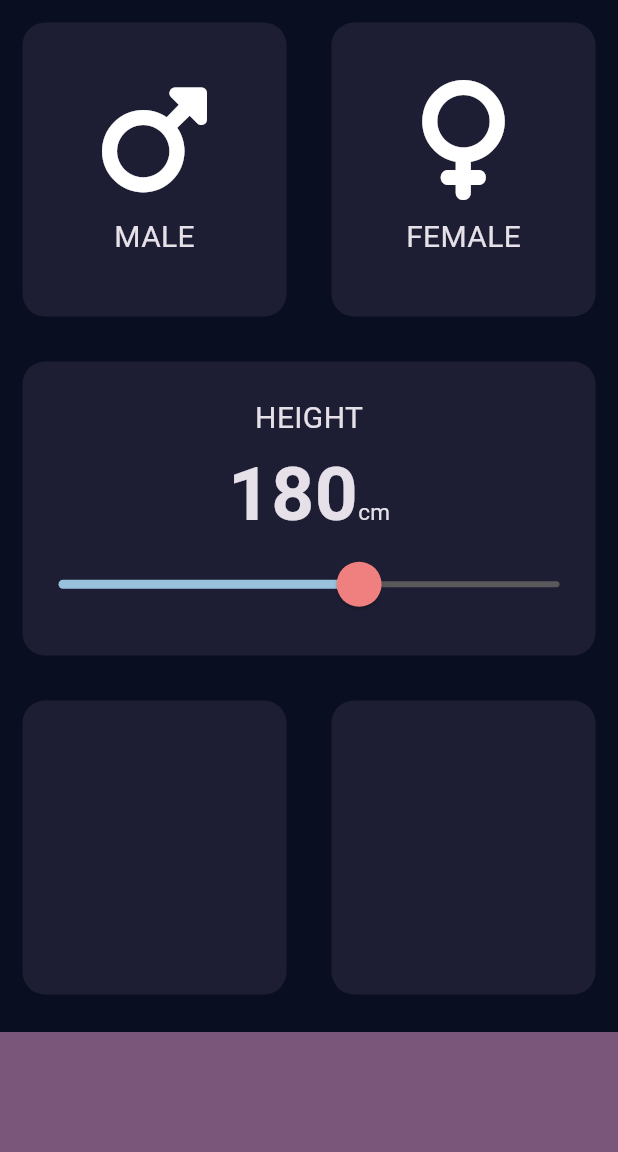
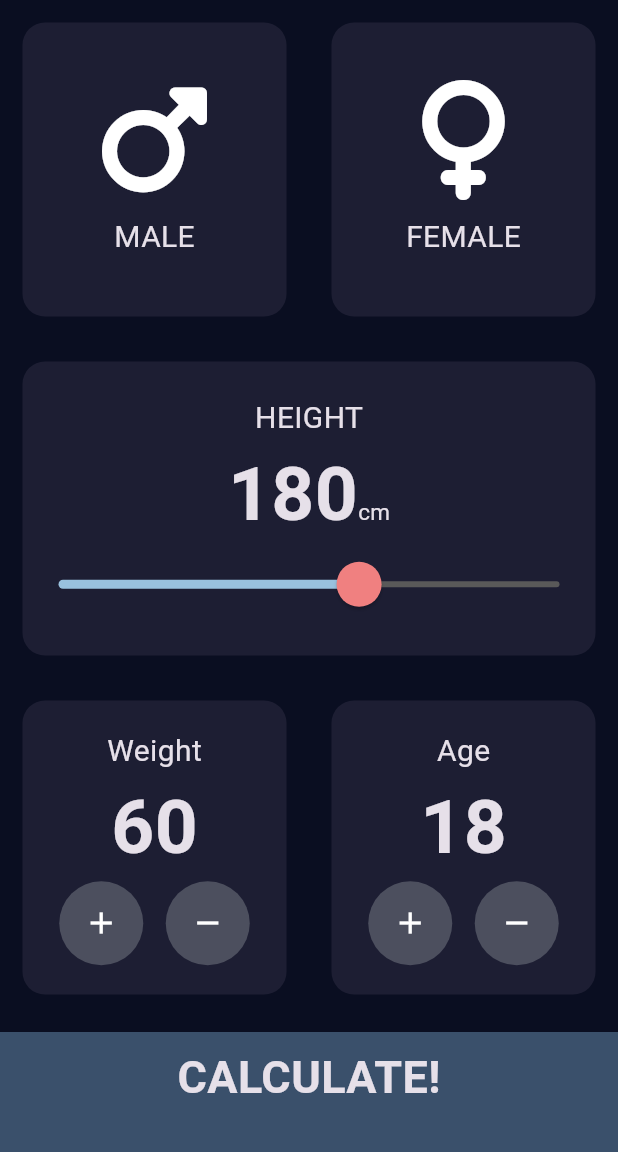
Before and after one commit to theiozyurt/BMI--Calculator, a Flutter app: the screen it shows after launch, on a phone screen of 412 x 824 dp, the part 84-1236 px from its top. Run offline on Flutter 3.47's test engine with Material 3 defaults, Android fonts, the phone set to English and light mode, and no system bars; our stand-ins replace font_awesome_flutter.

Commit message:
version 1.0.0

```diff
--- /dev/null
+++ b/lib/components/bottom_button.dart
@@ -0,0 +1,30 @@
+import 'package:flutter/material.dart';
+import 'constants.dart';
+
+class BottomButton extends StatelessWidget {
+  final GestureTapCallback onTap;
+  final String title;
+
+  BottomButton({required this.onTap, required this.title});
+
+  @override
+  Widget build(BuildContext context) {
+    return GestureDetector(
+      onTap: onTap,
+      child: Container(
+        alignment: Alignment.center,
+        padding: EdgeInsets.only(
+          bottom: 20.0,
+        ),
+        child: Text(
+          title,
+          style: kLargeButtonTextStyle,
+        ),
+        color: kBottomContainerColor,
+        height: kBottomContainerHeight,
+        width: double.infinity,
+        margin: EdgeInsets.only(top: 10.0),
+      ),
+    );
+  }
+}
--- /dev/null
+++ b/lib/components/calculator_brain.dart
@@ -0,0 +1,35 @@
+import 'dart:math';
+import 'package:bmi_calculator/screens/result_screen.dart';
+
+class CalculatorBrain {
+  final int weight;
+  final int height;
+  CalculatorBrain({required this.weight, required this.height});
+
+  double result = 0.0;
+
+  String calculateBMI() {
+    result = weight / pow(height / 100, 2);
+    return result.toStringAsFixed(1);
+  }
+
+  String getInterpretation() {
+    if (result >= 25) {
+      return 'You are overweighted, you should do more exercise and eat less.';
+    } else if (result >= 18.5) {
+      return 'Great! You have a normal BMI. Good job!';
+    } else {
+      return 'Your BMI is lower than it must be, you should eat a bit more';
+    }
+  }
+
+  String getResult() {
+    if (result >= 25) {
+      return 'Overweight';
+    } else if (result >= 18.5) {
+      return 'Normal';
+    } else {
+      return 'Underweight';
+    }
+  }
+}
--- /dev/null
+++ b/lib/components/constants.dart
@@ -0,0 +1,40 @@
+import 'package:flutter/material.dart';
+
+const kFemaleActiveCardColor = Color(0xFFA53860);
+const kMaleActiveCardColor = Color(0xFF134074);
+const kInactiveCardColor = Color(0xFF1D1E33);
+const kBottomContainerColor = Color(0xFF3A506B);
+const kBottomContainerHeight = 80.0;
+
+const kLabelTextStyle = TextStyle(
+  fontSize: 20.0,
+);
+
+const kNumberTextStyle = TextStyle(
+  fontSize: 50.0,
+  fontWeight: FontWeight.bold,
+);
+
+const kLargeButtonTextStyle = TextStyle(
+  fontSize: 30.0,
+  fontWeight: FontWeight.bold,
+);
+
+const kResultTitleTextStyle = TextStyle(
+  fontSize: 45.0,
+  fontWeight: FontWeight.bold,
+  color: Color(0xFF858585),
+);
+
+const kBmiStateTextStyle = TextStyle(
+  fontSize: 30.0,
+  fontWeight: FontWeight.bold,
+  color: Color(0xFF55D6C2),
+);
+const kDescriptionTextStyle = TextStyle(
+  fontSize: 30.0,
+);
+
+const kBmiTextStyle = TextStyle(
+  fontSize: 70.0,
+);
--- /dev/null
+++ b/lib/components/round_icon_button.dart
@@ -0,0 +1,22 @@
+import 'package:flutter/material.dart';
+
+class RoundIconButton extends StatelessWidget {
+  @override
+  RoundIconButton({required this.icon, required this.onPressed});
+  final IconData icon;
+  final VoidCallback? onPressed;
+
+  Widget build(BuildContext context) {
+    return RawMaterialButton(
+      elevation: 0.0,
+      child: Icon(icon),
+      onPressed: onPressed,
+      constraints: BoxConstraints.tightFor(
+        width: 56.0,
+        height: 56.0,
+      ),
+      shape: CircleBorder(),
+      fillColor: Color(0xFF4C4F5E),
+    );
+  }
+}
--- a/lib/constants.dart
+++ /dev/null
@@ -1,16 +0,0 @@
-import 'package:flutter/material.dart';
-
-const kFemaleActiveCardColor = Color(0xFFA53860);
-const kMaleActiveCardColor = Color(0xFF134074);
-const kInactiveCardColor = Color(0xFF1D1E33);
-const kBottomContainerColor = Color(0xFF7A577A);
-const kBottomContainerHeight = 80.0;
-
-const kLabelTextStyle = TextStyle(
-  fontSize: 20.0,
-);
-
-const kNumberTextStyle = TextStyle(
-  fontSize: 50.0,
-  fontWeight: FontWeight.bold,
-);
--- a/lib/input_page.dart
+++ /dev/null
@@ -1,146 +0,0 @@
-import 'package:flutter/material.dart';
-import 'package:font_awesome_flutter/font_awesome_flutter.dart';
-import 'icon_includes.dart';
-import 'reusable_card.dart';
-import 'constants.dart';
-
-enum Genders {
-  male,
-  female,
-}
-
-class InputPage extends StatefulWidget {
-  @override
-  State<InputPage> createState() => _InputPageState();
-}
-
-class _InputPageState extends State<InputPage> {
-  Color maleCardColor = kInactiveCardColor;
-  Color femaleCardColor = kInactiveCardColor;
-  Genders? selectedGender;
-  int height = 180;
-
-  @override
-  Widget build(BuildContext context) {
-    return Scaffold(
-      appBar: AppBar(
-        title: Text(
-          'BMI CALCULATOR',
-        ),
-      ),
-      body: Column(
-        mainAxisAlignment: MainAxisAlignment.center,
-        children: <Widget>[
-          Expanded(
-            child: Row(
-              children: <Widget>[
-                Expanded(
-                  child: ReusableCard(
-                    onPress: () {
-                      setState(() {
-                        selectedGender = Genders.male;
-                      });
-                    },
-                    cardChild: iconIncludes(
-                      icon1: FontAwesomeIcons.mars,
-                      label: 'MALE',
-                    ),
-                    colour: selectedGender == Genders.male
-                        ? maleCardColor = kMaleActiveCardColor
-                        : maleCardColor = kInactiveCardColor,
-                  ),
-                ),
-                Expanded(
-                  child: ReusableCard(
-                    onPress: () {
-                      setState(() {
-                        selectedGender = Genders.female;
-                      });
-                    },
-                    colour: selectedGender == Genders.female
-                        ? femaleCardColor = kFemaleActiveCardColor
-                        : femaleCardColor = kInactiveCardColor,
-                    cardChild: iconIncludes(
-                      icon1: FontAwesomeIcons.venus,
-                      label: 'FEMALE',
-                    ),
-                  ),
-                )
-              ],
-            ),
-          ),
-          Expanded(
-            child: ReusableCard(
-              cardChild: Column(
-                mainAxisAlignment: MainAxisAlignment.center,
-                children: <Widget>[
-                  const Text(
-                    'HEIGHT',
-                    style: kLabelTextStyle,
-                  ),
-                  Row(
-                    mainAxisAlignment: MainAxisAlignment.center,
-                    crossAxisAlignment: CrossAxisAlignment.baseline,
-                    textBaseline: TextBaseline.alphabetic,
-                    children: <Widget>[
-                      Text((height).toString(), style: kNumberTextStyle),
-                      Text(
-                        'cm',
-                        style: TextStyle(
-                          fontSize: 15.0,
-                        ),
-                      ),
-                    ],
-                  ),
-                  SliderTheme(
-                    data: SliderTheme.of(context).copyWith(
-                      thumbShape: RoundSliderThumbShape(
-                        enabledThumbRadius: 15.0,
-                      ),
-                    ),
-                    child: Slider(
-                      thumbColor: Color(0xFFF08080),
-                      value: (height).toDouble(),
-                      min: 120.0,
-                      max: 220.0,
-                      activeColor: Color(0xFF99C1DE),
-                      inactiveColor: Color(0xFF595959),
-                      onChanged: (double newValue) {
-                        setState(
-                          () {
-                            height = newValue.round();
-                          },
-                        );
-                      },
-                    ),
-                  )
-                ],
-              ),
-              colour: kInactiveCardColor,
-            ),
-          ),
-          Expanded(
-            child: Row(
-              children: <Widget>[
-                Expanded(
-                  child: ReusableCard(colour: kInactiveCardColor),
-                ),
-                Expanded(
-                  child: ReusableCard(
-                    colour: kInactiveCardColor,
-                  ),
-                )
-              ],
-            ),
-          ),
-          Container(
-            color: kBottomContainerColor,
-            height: kBottomContainerHeight,
-            width: double.infinity,
-            margin: EdgeInsets.only(top: 10.0),
-          )
-        ],
-      ),
-    );
-  }
-}
--- a/lib/main.dart
+++ b/lib/main.dart
@@ -1,5 +1,6 @@
+import 'package:bmi_calculator/screens/result_screen.dart';
 import 'package:flutter/material.dart';
-import 'input_page.dart';
+import 'screens/input_page.dart';
 
 void main() {
   runApp(BMI_Calculator());
--- /dev/null
+++ b/lib/screens/input_page.dart
@@ -0,0 +1,264 @@
+import 'package:bmi_calculator/components/calculator_brain.dart';
+import 'package:bmi_calculator/screens/result_screen.dart';
+import 'package:flutter/material.dart';
+import 'package:font_awesome_flutter/font_awesome_flutter.dart';
+import '../components/icon_includes.dart';
+import '../components/reusable_card.dart';
+import '../components/constants.dart';
+import '../components/bottom_button.dart';
+import '../components/round_icon_button.dart';
+
+enum Genders {
+  male,
+  female,
+}
+
+enum operation {
+  add,
+  minus,
+}
+
+class InputPage extends StatefulWidget {
+  @override
+  State<InputPage> createState() => _InputPageState();
+}
+
+class _InputPageState extends State<InputPage> {
+  Color maleCardColor = kInactiveCardColor;
+  Color femaleCardColor = kInactiveCardColor;
+  Genders? selectedGender;
+  int height = 180;
+  int weight = 60;
+  int age = 18;
+
+  void weightChanger(operation chosedOperation) {
+    if (chosedOperation == operation.add) {
+      weight < 200 ? weight += 1 : weight;
+    }
+    if (chosedOperation == operation.minus) {
+      weight > 0 ? weight -= 1 : weight;
+    }
+  }
+
+  void ageChanger(operation chosedOperation) {
+    if (chosedOperation == operation.add) {
+      age < 100 ? age += 1 : age;
+    }
+    if (chosedOperation == operation.minus) {
+      age > 0 ? age -= 1 : age;
+    }
+  }
+
+  @override
+  Widget build(BuildContext context) {
+    return Scaffold(
+      appBar: AppBar(
+        title: Text(
+          'BMI CALCULATOR',
+        ),
+      ),
+      body: Column(
+        mainAxisAlignment: MainAxisAlignment.center,
+        children: <Widget>[
+          Expanded(
+            child: Row(
+              children: <Widget>[
+                Expanded(
+                  child: ReusableCard(
+                    onPress: () {
+                      setState(() {
+                        selectedGender = Genders.male;
+                      });
+                    },
+                    cardChild: iconIncludes(
+                      icon1: FontAwesomeIcons.mars,
+                      label: 'MALE',
+                    ),
+                    colour: selectedGender == Genders.male
+                        ? maleCardColor = kMaleActiveCardColor
+                        : maleCardColor = kInactiveCardColor,
+                  ),
+                ),
+                Expanded(
+                  child: ReusableCard(
+                    onPress: () {
+                      setState(() {
+                        selectedGender = Genders.female;
+                      });
+                    },
+                    colour: selectedGender == Genders.female
+                        ? femaleCardColor = kFemaleActiveCardColor
+                        : femaleCardColor = kInactiveCardColor,
+                    cardChild: iconIncludes(
+                      icon1: FontAwesomeIcons.venus,
+                      label: 'FEMALE',
+                    ),
+                  ),
+                )
+              ],
+            ),
+          ),
+          Expanded(
+            child: ReusableCard(
+              cardChild: Column(
+                mainAxisAlignment: MainAxisAlignment.center,
+                children: <Widget>[
+                  const Text(
+                    'HEIGHT',
+                    style: kLabelTextStyle,
+                  ),
+                  Row(
+                    mainAxisAlignment: MainAxisAlignment.center,
+                    crossAxisAlignment: CrossAxisAlignment.baseline,
+                    textBaseline: TextBaseline.alphabetic,
+                    children: <Widget>[
+                      Text((height).toString(), style: kNumberTextStyle),
+                      Text(
+                        'cm',
+                        style: TextStyle(
+                          fontSize: 15.0,
+                        ),
+                      ),
+                    ],
+                  ),
+                  SliderTheme(
+                    data: SliderTheme.of(context).copyWith(
+                      thumbShape: RoundSliderThumbShape(
+                        enabledThumbRadius: 15.0,
+                      ),
+                    ),
+                    child: Slider(
+                      thumbColor: Color(0xFFF08080),
+                      value: (height).toDouble(),
+                      min: 120.0,
+                      max: 220.0,
+                      activeColor: Color(0xFF99C1DE),
+                      inactiveColor: Color(0xFF595959),
+                      onChanged: (double newValue) {
+                        setState(
+                          () {
+                            height = newValue.round();
+                          },
+                        );
+                      },
+                    ),
+                  )
+                ],
+              ),
+              colour: kInactiveCardColor,
+            ),
+          ),
+          Expanded(
+            child: Row(
+              children: <Widget>[
+                Expanded(
+                  child: ReusableCard(
+                    colour: kInactiveCardColor,
+                    cardChild: Column(
+                      mainAxisAlignment: MainAxisAlignment.center,
+                      children: <Widget>[
+                        Text(
+                          'Weight',
+                          style: kLabelTextStyle,
+                        ),
+                        Text(
+                          weight.toString(),
+                          style: kNumberTextStyle,
+                        ),
+                        Row(
+                          mainAxisAlignment: MainAxisAlignment.center,
+                          children: <Widget>[
+                            RoundIconButton(
+                              onPressed: () {
+                                setState(() {
+                                  weightChanger(operation.add);
+                                });
+                              },
+                              icon: Icons.add,
+                            ),
+                            SizedBox(
+                              width: 15.0,
+                            ),
+                            RoundIconButton(
+                              onPressed: () {
+                                setState(() {
+                                  weightChanger(operation.minus);
+                                });
+                              },
+                              icon: Icons.remove,
+                            ),
+                          ],
+                        ),
+                      ],
+                    ),
+                  ),
+                ),
+                Expanded(
+                  child: ReusableCard(
+                    colour: kInactiveCardColor,
+                    cardChild: Column(
+                      mainAxisAlignment: MainAxisAlignment.center,
+                      children: <Widget>[
+                        Text(
+                          'Age',
+                          style: kLabelTextStyle,
+                        ),
+                        Text(
+                          age.toString(),
+                          style: kNumberTextStyle,
+                        ),
+                        Row(
+                          mainAxisAlignment: MainAxisAlignment.center,
+                          children: <Widget>[
+                            RoundIconButton(
+                                icon: Icons.add,
+                                onPressed: () {
+                                  setState(
+                                    () {
+                                      ageChanger(operation.add);
+                                    },
+                                  );
+                                }),
+                            SizedBox(
+                              width: 15.0,
+                            ),
+                            RoundIconButton(
+                              icon: Icons.remove,
+                              onPressed: () {
+                                setState(() {
+                                  ageChanger(operation.minus);
+                                });
+                              },
+                            ),
+                          ],
+                        ),
+                      ],
+                    ),
+                  ),
+                )
+              ],
+            ),
+          ),
+          BottomButton(
+            onTap: () {
+              CalculatorBrain calc =
+                  CalculatorBrain(weight: weight, height: height);
+
+              Navigator.push(
+                context,
+                MaterialPageRoute(
+                  builder: (context) => ResultScreen(
+                    bmiResult: calc.calculateBMI(),
+                    bmiState: calc.getResult(),
+                    bmiDescription: calc.getInterpretation(),
+                  ),
+                ),
+              );
+            },
+            title: 'CALCULATE!',
+          )
+        ],
+      ),
+    );
+  }
+}
```
Also changed, not shown: lib/screens/result_screen.dart (added, +72 -0 lines), lib/components/icon_includes.dart (renamed from lib/icon_includes.dart), lib/components/reusable_card.dart (renamed from lib/reusable_card.dart), 26 other files.
